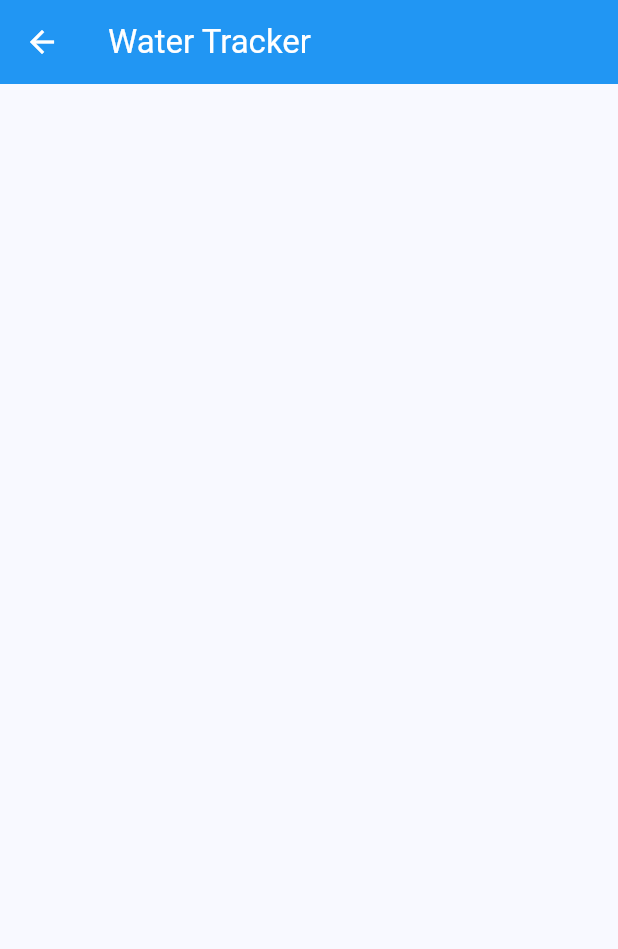
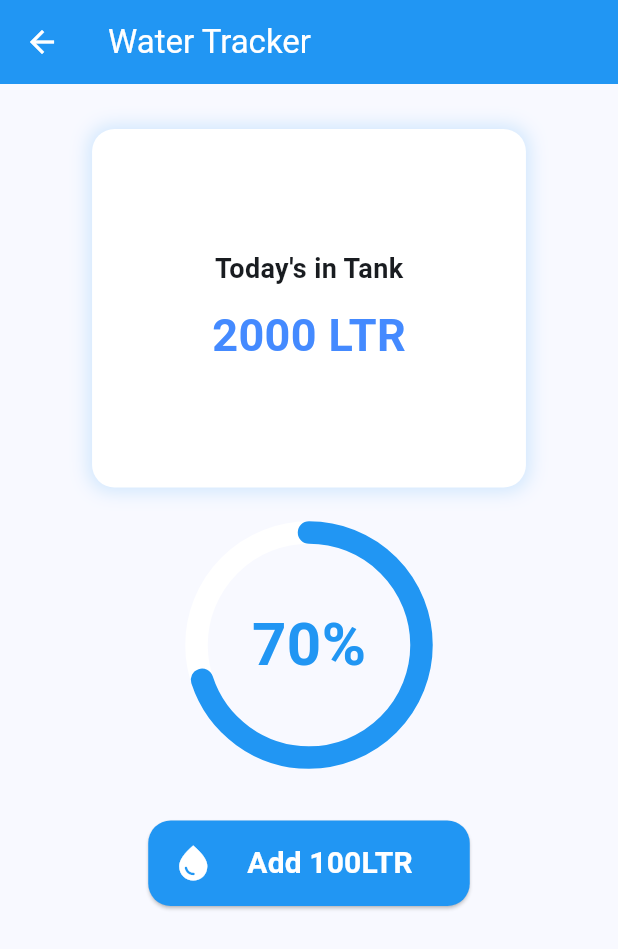
Before and after one commit to majidbhuiyan20/Flutter-Practice, a Flutter app: the WaterTracker screen opened by its route, on a phone screen of 412 x 824 dp. Shown: the top 949 px of the screen. Run offline on Flutter 3.47's test engine with Material 3 defaults, Android fonts, the phone set to English and light mode, and no system bars; our stand-ins replace badges, cloud_firestore, firebase_auth, firebase_core, flutter_riverpod, fluttertoast and 4 more; accounts and stored records are empty.

Commit message:
water_tracker_ui design

```diff
--- a/lib/project/water_tracker/water_tracker.dart
+++ b/lib/project/water_tracker/water_tracker.dart
@@ -1,4 +1,5 @@
 import 'package:flutter/material.dart';
+import 'package:practice/project/water_tracker/widget/add_water_button.dart';
 
 class WaterTracker extends StatefulWidget {
   const WaterTracker({super.key});
@@ -12,14 +13,78 @@ class _WaterTrackerState extends State<WaterTracker> {
   Widget build(BuildContext context) {
     return Scaffold(
       appBar: AppBar(
-        title: Text('Water Tracker', style: TextStyle(color: Colors.white),),
+        title: Text('Water Tracker', style: TextStyle(color: Colors.white)),
         backgroundColor: Colors.blue,
-        leading: BackButton(
-          color: Colors.white,
+        leading: BackButton(color: Colors.white),
+      ),
+      body: Center(
+        child: Column(
+          children: [
+            SizedBox(height: 30),
+            Container(
+              padding: EdgeInsets.all(80),
+              decoration: BoxDecoration(
+                color: Colors.white,
+                borderRadius: BorderRadius.circular(15),
+                boxShadow: [
+                  BoxShadow(
+                    color: Colors.blue.withOpacity(0.2),
+                    spreadRadius: 2,
+                    blurRadius: 10,
+
+                    //offset: Offset(0, 9),
+                  ),
+                ],
+              ),
+              child: Column(
+                children: [
+                  Text(
+                    'Today\'s in Tank',
+                    style: TextStyle(fontSize: 18, fontWeight: FontWeight.bold),
+                  ),
+                  SizedBox(height: 10),
+                  Text(
+                    "2000 LTR",
+                    style: TextStyle(
+                      fontSize: 30,
+                      fontWeight: FontWeight.bold,
+                      color: Colors.blueAccent,
+                    ),
+                  ),
+                ],
+              ),
+            ),
+            SizedBox(height: 30),
+
+            Stack(
+              alignment: Alignment.center,
+              children: [
+                Container(
+                  height: 150,
+                  width: 150,
+                  child: CircularProgressIndicator(
+                    backgroundColor: Colors.white,
+                    strokeWidth: 15,
+                    color: Colors.blue,
+                    strokeCap: StrokeCap.round,
+                    value: 0.7,
+                  ),
+                ),
+                Text(
+                  "70%",
+                  style: TextStyle(
+                    fontSize: 40,
+                    fontWeight: FontWeight.bold,
+                    color: Colors.blue,
+                  ),
+                ),
+              ],
+            ),
+            SizedBox(height: 30,),
+            addWaterButton(),
+          ],
         ),
       ),
-
-
     );
   }
 }
--- /dev/null
+++ b/lib/project/water_tracker/widget/add_water_button.dart
@@ -0,0 +1,29 @@
+import 'package:flutter/cupertino.dart';
+import 'package:flutter/material.dart';
+
+class addWaterButton extends StatelessWidget {
+  const addWaterButton({
+    super.key,
+  });
+
+  @override
+  Widget build(BuildContext context) {
+    return Padding(
+      padding: const EdgeInsets.all(12.0),
+      child: ElevatedButton.icon(
+        style: ElevatedButton.styleFrom(
+          backgroundColor: Colors.blue,
+          shape: RoundedRectangleBorder(
+            borderRadius: BorderRadius.circular(15),
+          ),
+        ),
+        onPressed: () {},
+        label: Padding(
+          padding: const EdgeInsets.all(14.0),
+          child: Text('Add 100LTR', style: TextStyle(fontSize: 20, fontWeight: FontWeight.bold, color: Colors.white),),
+        ),
+        icon: Icon(Icons.water_drop, color: Colors.white, size: 28,),
+      ),
+    );
+  }
+}
```
